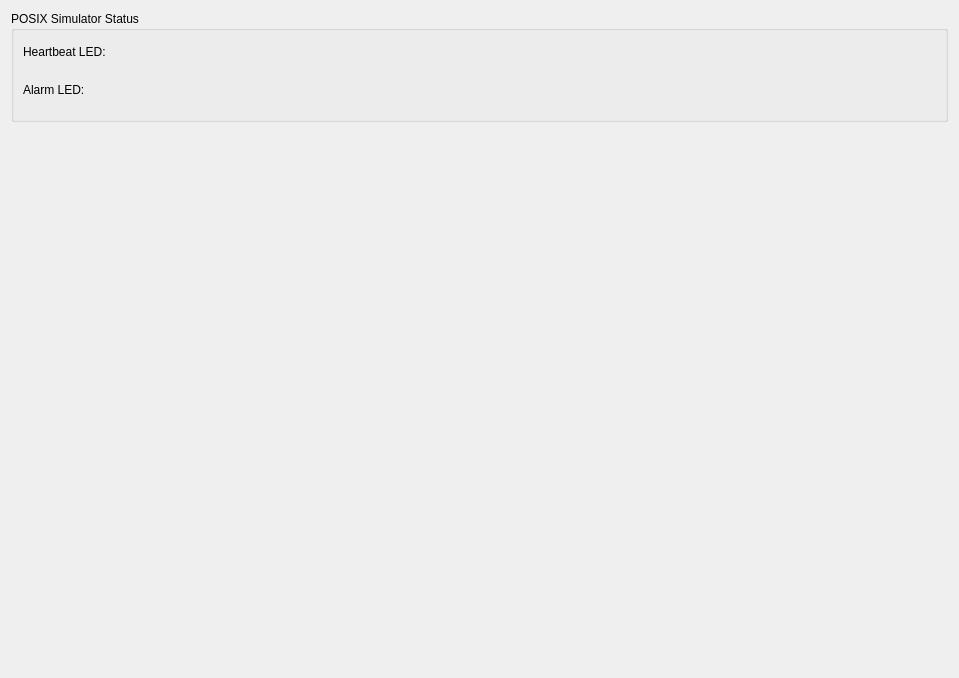
Qt form ground/gcs/src/plugins/boards_dronin/simulationconfiguration.ui (d-ronin/dRonin) before a commit.
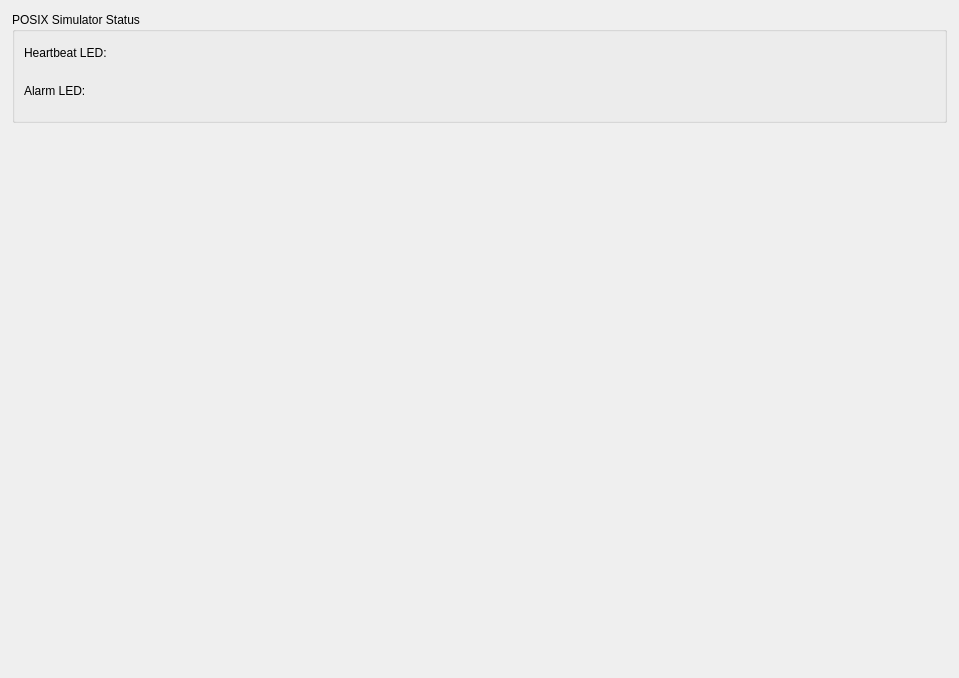
The same form after that commit. Icons and pictures are not drawn.

Commit message: gcs,flightd: UI tweaks.

Patch:
```diff
--- a/ground/gcs/src/plugins/boards_dronin/simulationconfiguration.ui
+++ b/ground/gcs/src/plugins/boards_dronin/simulationconfiguration.ui
@@ -27,12 +27,36 @@
    <string>Form</string>
   </property>
   <layout class="QVBoxLayout" name="verticalLayout_2">
+   <property name="leftMargin">
+    <number>12</number>
+   </property>
+   <property name="topMargin">
+    <number>12</number>
+   </property>
+   <property name="rightMargin">
+    <number>12</number>
+   </property>
+   <property name="bottomMargin">
+    <number>12</number>
+   </property>
    <item>
     <widget class="QGroupBox" name="gbxSimulation">
      <property name="title">
       <string>POSIX Simulator Status</string>
      </property>
      <layout class="QFormLayout" name="formLayout">
+      <property name="leftMargin">
+       <number>9</number>
+      </property>
+      <property name="topMargin">
+       <number>9</number>
+      </property>
+      <property name="rightMargin">
+       <number>9</number>
+      </property>
+      <property name="bottomMargin">
+       <number>9</number>
+      </property>
       <item row="0" column="0">
        <widget class="QLabel" name="lblHeartbeatName">
         <property name="text">
```
